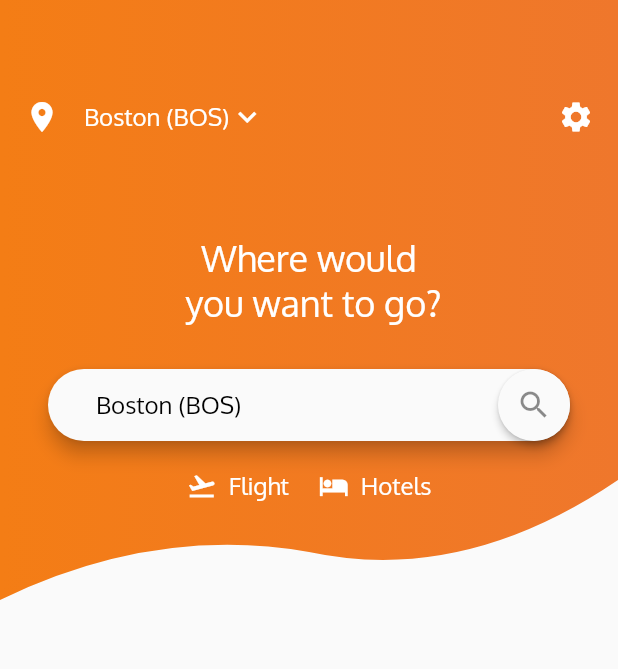
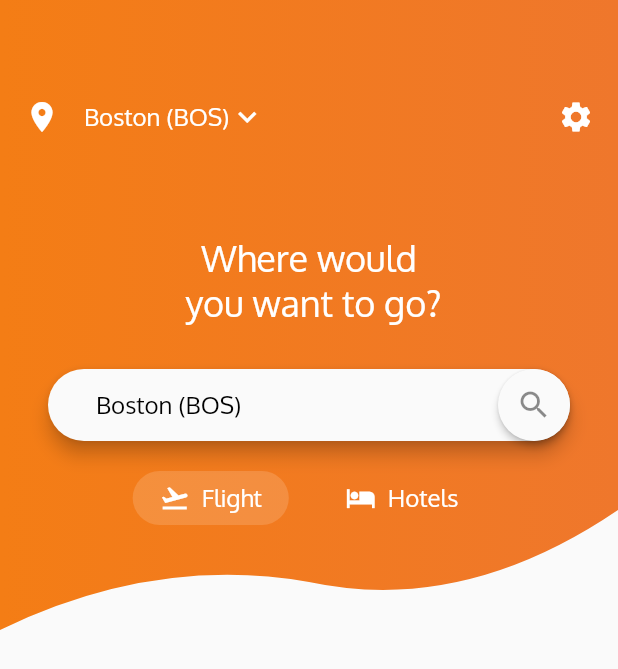
Before and after one commit to JAICHANGPARK/flutter_flight, a Flutter app: the screen it shows after launch, on a phone screen of 412 x 824 dp. Shown: the top 669 px of the screen. Run offline on Flutter 3.47's test engine with Material 2 defaults, Android fonts, the phone set to English and light mode, and no system bars.

Commit message:
part1 done

```diff
--- a/lib/main.dart
+++ b/lib/main.dart
@@ -50,6 +50,7 @@ class HomeScreenTopPart extends StatefulWidget {
 
 class _HomeScreenTopPartState extends State<HomeScreenTopPart> {
   var selectedLocationIndex = 0;
+  var isFlightSelected = true;
 
   @override
   Widget build(BuildContext context) {
@@ -58,7 +59,7 @@ class _HomeScreenTopPartState extends State<HomeScreenTopPart> {
         ClipPath(
           clipper: CustomShapeClipper(),
           child: Container(
-            height: 400.0,
+            height: 420.0,
             decoration: BoxDecoration(
                 gradient: LinearGradient(colors: [firstColor, secondColor])),
             child: Column(
@@ -158,19 +159,34 @@ class _HomeScreenTopPartState extends State<HomeScreenTopPart> {
                     ),
                   ),
                 ),
-                SizedBox(height: 20.0,),
-
+                SizedBox(
+                  height: 20.0,
+                ),
                 Row(
                   mainAxisSize: MainAxisSize.min,
                   mainAxisAlignment: MainAxisAlignment.spaceAround,
-
                   children: <Widget>[
-
-                    ChoiceChip(Icons.flight_takeoff, "Flight"),
-                    SizedBox(width: 20.0,),
-                    ChoiceChip(Icons.hotel, "Hotels"),
-
-
+                    InkWell(
+                      child: ChoiceChip(
+                          Icons.flight_takeoff, "Flight", isFlightSelected),
+                      onTap: () {
+                        setState(() {
+                          isFlightSelected = true;
+                        });
+                      },
+                    ),
+                    SizedBox(
+                      width: 20.0,
+                    ),
+                    InkWell(
+                      child:
+                          ChoiceChip(Icons.hotel, "Hotels", !isFlightSelected),
+                      onTap: () {
+                        setState(() {
+                          isFlightSelected = false;
+                        });
+                      },
+                    ),
                   ],
                 )
               ],
@@ -185,8 +201,9 @@ class _HomeScreenTopPartState extends State<HomeScreenTopPart> {
 class ChoiceChip extends StatefulWidget {
   final IconData icon;
   final String text;
+  final bool isSelected;
 
-  ChoiceChip(this.icon, this.text);
+  ChoiceChip(this.icon, this.text, this.isSelected);
 
   @override
   _ChoiceChipState createState() => _ChoiceChipState();
@@ -195,7 +212,14 @@ class ChoiceChip extends StatefulWidget {
 class _ChoiceChipState extends State<ChoiceChip> {
   @override
   Widget build(BuildContext context) {
-    return Row(
+    return Container(
+      padding: EdgeInsets.symmetric(horizontal: 18.0, vertical: 8.0),
+      decoration: widget.isSelected
+          ? BoxDecoration(
+              color: Colors.white.withOpacity(0.15),
+              borderRadius: BorderRadius.all(Radius.circular(20.0)))
+          : null,
+      child: Row(
         mainAxisAlignment: MainAxisAlignment.spaceBetween,
         mainAxisSize: MainAxisSize.min,
         children: <Widget>[
@@ -209,11 +233,10 @@ class _ChoiceChipState extends State<ChoiceChip> {
           ),
           Text(
             widget.text,
-          style: TextStyle(
-              color: Colors.white,
-              fontSize: 16.0),
+            style: TextStyle(color: Colors.white, fontSize: 16.0),
           ),
         ],
+      ),
     );
   }
 }
```
Lines whose indentation alone changed are shown as unchanged.
